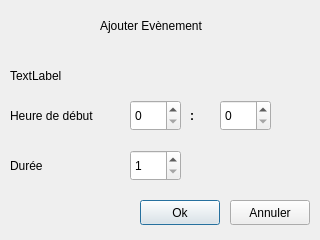
First picture: the form in thermostat/Thermostat/addEvent.ui, repository kimchicharlie/Envio, before the edit.
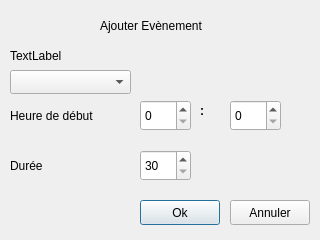
Second picture: the form after the edit.

Commit message: ajout de mode fonctionnel. Ajout d'une selection de nom pour le mode et mise a jour de la spinBox pour qu'elle soit en minutes et aies un pas de 30.

Patch:
```diff
--- a/thermostat/Thermostat/addEvent.ui
+++ b/thermostat/Thermostat/addEvent.ui
@@ -33,7 +33,7 @@
    <property name="geometry">
     <rect>
      <x>10</x>
-     <y>60</y>
+     <y>40</y>
      <width>301</width>
      <height>31</height>
     </rect>
@@ -45,7 +45,7 @@
   <widget class="QSpinBox" name="hourStartSpin">
    <property name="geometry">
     <rect>
-     <x>130</x>
+     <x>140</x>
      <y>100</y>
      <width>51</width>
      <height>31</height>
@@ -58,7 +58,7 @@
   <widget class="QSpinBox" name="minStartSpin">
    <property name="geometry">
     <rect>
-     <x>220</x>
+     <x>230</x>
      <y>100</y>
      <width>51</width>
      <height>31</height>
@@ -74,17 +74,20 @@
   <widget class="QSpinBox" name="durationSpin">
    <property name="geometry">
     <rect>
-     <x>130</x>
+     <x>140</x>
      <y>150</y>
      <width>51</width>
      <height>31</height>
     </rect>
    </property>
    <property name="minimum">
-    <number>1</number>
+    <number>30</number>
    </property>
    <property name="maximum">
-    <number>24</number>
+    <number>750</number>
+   </property>
+   <property name="singleStep">
+    <number>30</number>
    </property>
   </widget>
   <widget class="QLabel" name="startHourLbl">
@@ -142,8 +145,8 @@
   <widget class="QLabel" name="label">
    <property name="geometry">
     <rect>
-     <x>190</x>
-     <y>95</y>
+     <x>200</x>
+     <y>90</y>
      <width>20</width>
      <height>41</height>
     </rect>
@@ -158,6 +161,16 @@
     <string>:</string>
    </property>
   </widget>
+  <widget class="QComboBox" name="modeComboBox">
+   <property name="geometry">
+    <rect>
+     <x>10</x>
+     <y>70</y>
+     <width>121</width>
+     <height>24</height>
+    </rect>
+   </property>
+  </widget>
  </widget>
  <resources/>
  <connections/>
```
The commit also changes 6 other files.
